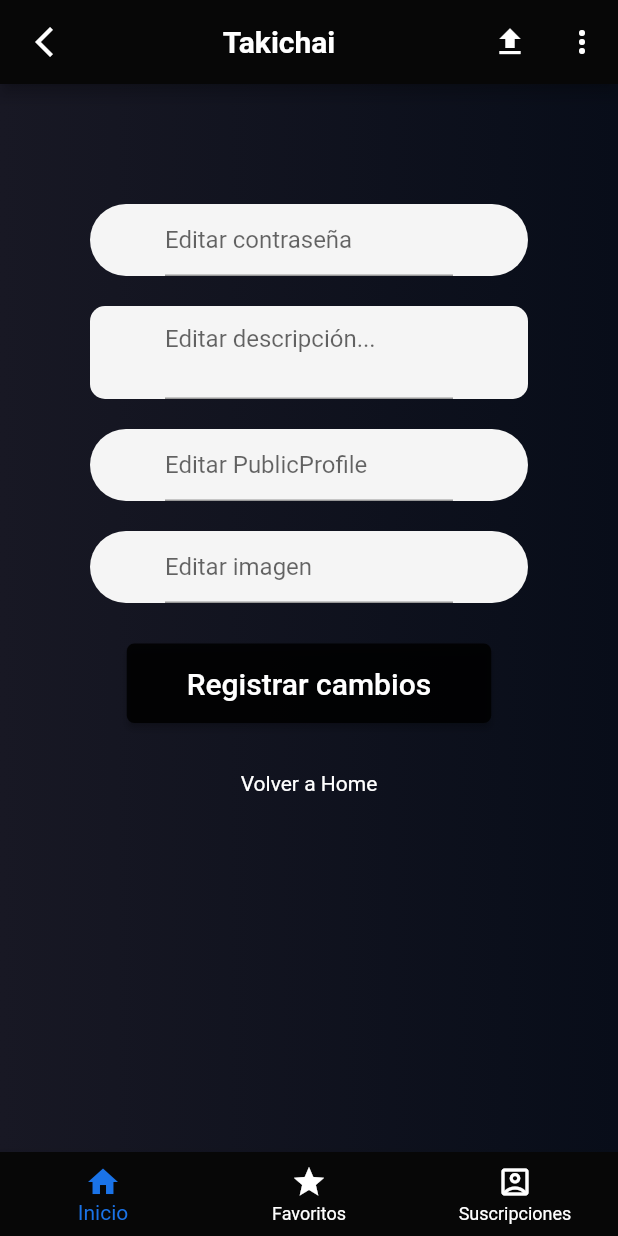
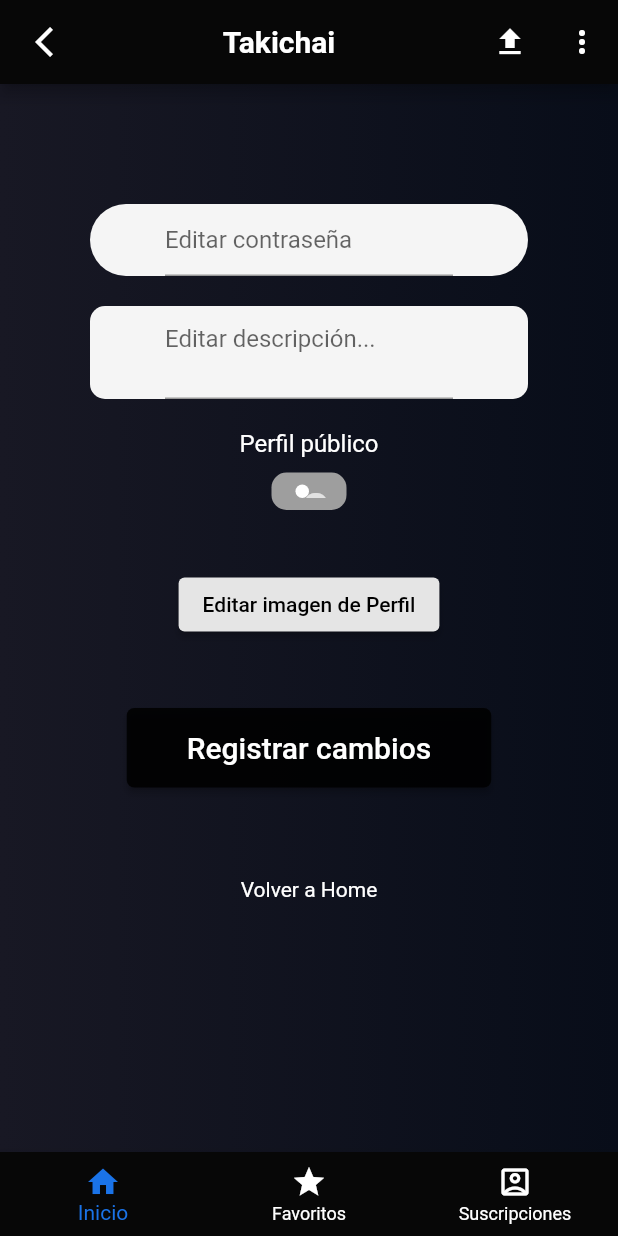
Before and after one commit to sasukenny/takichaiproject, a Flutter app: what editProfile() shows on an empty page, opened directly, on a phone screen of 412 x 824 dp. Run offline on Flutter 3.47's test engine with Material 2 defaults, Android fonts, the phone set to English and light mode, and no system bars; drawn by our look-alikes of flutter_switch; our stand-ins replace file_picker, logger, open_file, shared_preferences; missing offline and left inert: about; accounts and stored records are empty; network calls fail; Roboto replaces fonts that are missing (Montserrat).

Commit message:
Avance en editar imagen de perfil

```diff
--- a/lib/activities/act_EditProfile.dart
+++ b/lib/activities/act_EditProfile.dart
@@ -1,15 +1,25 @@
+import 'dart:convert';
+import 'dart:io';
+
 import 'package:flutter/material.dart';
+import 'package:flutter_switch/flutter_switch.dart';
 import 'package:logger/logger.dart';
 import 'package:shared_preferences/shared_preferences.dart';
+
+import 'package:file_picker/file_picker.dart';
+import 'package:open_file/open_file.dart';
 
 import '../Wrapper/wrapper.dart';
 import '../components/comp_inputText.dart';
 import '../components/comp_textArea.dart';
 import '../models/mod_User.dart';
 import '../services/UserService.dart';
-import './act_Profile.dart';
 import './act_Home.dart';
 import 'act_Login.dart';
+
+TextStyle labels = const TextStyle(
+    color: Colors.white,
+    fontSize: 16);
 
 class editProfile extends StatefulWidget {
   const editProfile({Key? key}) : super(key: key);
@@ -21,7 +31,6 @@ class _editProfileState extends State<editProfile> {
 
   UserService userService = UserService();
 
-  //////////////////////////////////////////////////////////////////
   User userdata = User('', '', '', [], [], true, '','') ;
   String? userId;
   String? token;
@@ -56,12 +65,65 @@ class _editProfileState extends State<editProfile> {
       );
     }
   }
+
+  //////////////////////////////////////////////////////////////////////////
+
+  bool _publicProfile = false;
+  String _imageURL = "";
+  late File _img;
+  String _imgBase64 = "";
+
+  Widget _buildPublicProfile(){
+    return
+      FlutterSwitch(
+        width: 50.0,
+        height: 25.0,
+        valueFontSize: 25.0,
+        toggleSize: 25.0,
+        value: _publicProfile,
+        borderRadius: 10.0,
+        padding: 8.0,
+        showOnOff: true,
+        onToggle: (val) {
+          setState(() {
+            _publicProfile = val;
+          });
+        },
+      );
+  }
+
+  Widget _buildImage(){
+    return ElevatedButton(
+      child: const Text("Editar imagen de Perfil"),
+      onPressed: () async {
+        final response = await FilePicker.platform.pickFiles();
+        if(response == null){
+          return;
+        }
+        print("result img" );
+        final imageFile = response.files.first;
+        final File fileForFirebase = File(imageFile.path!);
+        _img = fileForFirebase;
+        OpenFile.open(imageFile.path!); //Para simulador movil cambiar bytes.toString() por path
+        //OpenFile.open(imageFile.bytes.toString());
+
+        _imageURL = imageFile.path!; //Para simulador movil cambiar bytes.toString() por path
+        //_songURL = imageFile.bytes.toString()!; //Para simulador movil cambiar bytes.toString() por path
+        logger.d("werty");
+        List<int> fileBytes = await fileForFirebase.readAsBytes();
+        _imgBase64 = base64Encode(fileBytes);
+        logger.d(_imgBase64);
+      },
+    );
+  }
   ////////////////////////////////////////////////////////////
 
   TextEditingController passwordController = new TextEditingController();
   TextEditingController descriptionController = new TextEditingController();
   TextEditingController publicProfileController = new TextEditingController();
   TextEditingController imageController = new TextEditingController();
+
+
 
   late User userRes;
   var logger = Logger(
@@ -103,20 +165,19 @@ class _editProfileState extends State<editProfile> {
                 placeholder: "Editar descripción...",
                 voidMessage:"",
               ),
-              inputText(
-                controller: publicProfileController,
-                placeholder: "Editar PublicProfile",
-                voidMessage:"",
-                regexp: new RegExp(r'.*'),
+
+              Text("Perfil público", style: labels),
+              Container(
+                padding: const EdgeInsets.fromLTRB(10, 10, 10, 10),
+                child:_buildPublicProfile(),
               ),
-              inputText(
-                controller: imageController,
-                placeholder: "Editar imagen",
-                voidMessage:"",
-                regexp: new RegExp(r'.*'),
+              Text(" ", style: labels),
+              Container(
+                padding: const EdgeInsets.fromLTRB(10, 10, 10, 10),
+                child:_buildImage(),
               ),
               Container(
-              padding: EdgeInsets.all(7),
+              padding: EdgeInsets.all(35),
               child: ElevatedButton(
                 style: raisedButtonStyle,
                 child: Text(
@@ -134,6 +195,7 @@ class _editProfileState extends State<editProfile> {
                     passwordController.text,
                     descriptionController.text,
                     publicProfileController.text,
+                      _imgBase64,
                     token,
                     userId
                   );
--- a/lib/services/UserService.dart
+++ b/lib/services/UserService.dart
@@ -153,7 +153,7 @@ class UserService {
   }
 
   //Edit Profile user
-  Future<User> EditProfile(String pw, String description, String publicProfile, String? token, String? id) async{
+  Future<User> EditProfile(String pw, String description, String publicProfile, String img, String? token, String? id) async{
     print(token);
     try{
       final url = Uri.https('takichai-backend.herokuapp.com', '/api/users/${id}');
@@ -163,6 +163,7 @@ class UserService {
             "password": pw,
             "description": description,
             "publicProfile": publicProfile,
+            "img": img,
 
       },
         headers: {"Authorization": 'Bearer $token'},
```
